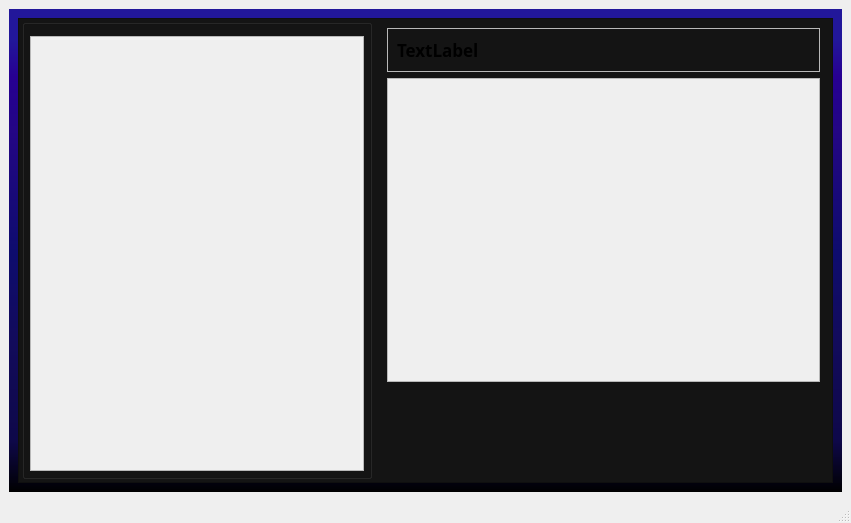
This is source/SimpleChat/mainwindow.ui in ElizavetaPa17/simple-chat as Qt 5 draws it before an edit. The edited form follows.
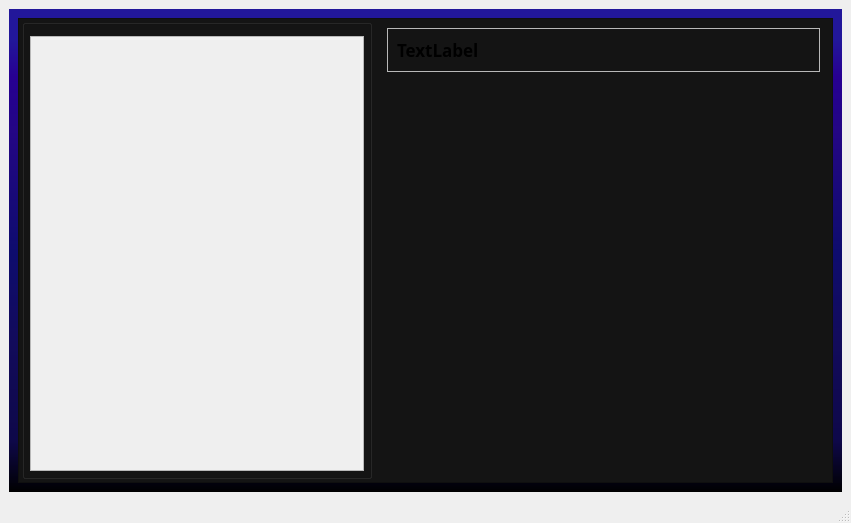
This is the edited form. The open tabs and pages were chosen to show the change. Custom widgets are drawn as their Qt base class.

Commit message: Create interface to display messages in the chat

```diff
--- a/source/SimpleChat/mainwindow.ui
+++ b/source/SimpleChat/mainwindow.ui
@@ -177,57 +177,13 @@
                 </widget>
                </item>
                <item row="1" column="0">
-                <widget class="QScrollArea" name="scrollArea">
+                <widget class="ChatArea" name="chatArea" native="true">
                  <property name="sizePolicy">
                   <sizepolicy hsizetype="Preferred" vsizetype="Preferred">
                    <horstretch>0</horstretch>
                    <verstretch>20</verstretch>
                   </sizepolicy>
                  </property>
-                 <property name="widgetResizable">
-                  <bool>true</bool>
-                 </property>
-                 <property name="alignment">
-                  <set>Qt::AlignCenter</set>
-                 </property>
-                 <widget class="QWidget" name="scrollAreaWidgetContents_2">
-                  <property name="geometry">
-                   <rect>
-                    <x>0</x>
-                    <y>0</y>
-                    <width>418</width>
-                    <height>291</height>
-                   </rect>
-                  </property>
-                  <layout class="QGridLayout" name="gridLayout_9">
-                   <item row="0" column="0">
-                    <layout class="QVBoxLayout" name="verticalLayout_2">
-                     <property name="leftMargin">
-                      <number>11</number>
-                     </property>
-                     <property name="topMargin">
-                      <number>11</number>
-                     </property>
-                     <property name="rightMargin">
-                      <number>11</number>
-                     </property>
-                     <property name="bottomMargin">
-                      <number>11</number>
-                     </property>
-                     <item>
-                      <layout class="QHBoxLayout" name="horizontalLayout_7"/>
-                     </item>
-                     <item>
-                      <layout class="QHBoxLayout" name="horizontalLayout_4">
-                       <property name="bottomMargin">
-                        <number>10</number>
-                       </property>
-                      </layout>
-                     </item>
-                    </layout>
-                   </item>
-                  </layout>
-                 </widget>
                 </widget>
                </item>
                <item row="0" column="0">
@@ -533,6 +489,12 @@
    <header location="global">sendmessageform.h</header>
    <container>1</container>
   </customwidget>
+  <customwidget>
+   <class>ChatArea</class>
+   <extends>QWidget</extends>
+   <header>chatarea.h</header>
+   <container>1</container>
+  </customwidget>
  </customwidgets>
  <resources/>
  <connections/>
```
The commit also changes 14 other files.
